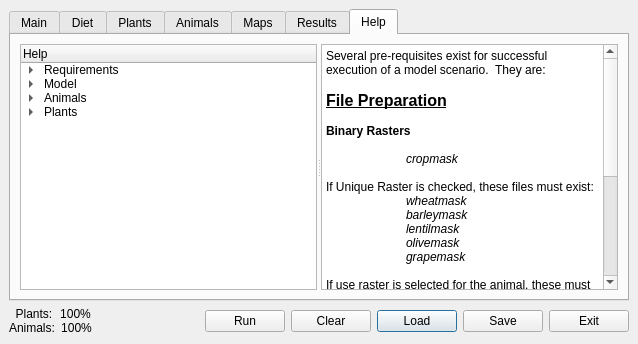
First picture: the form in src/ui/lamainformbase.ui, repository arkygeek/landuseanalyst, before the edit.
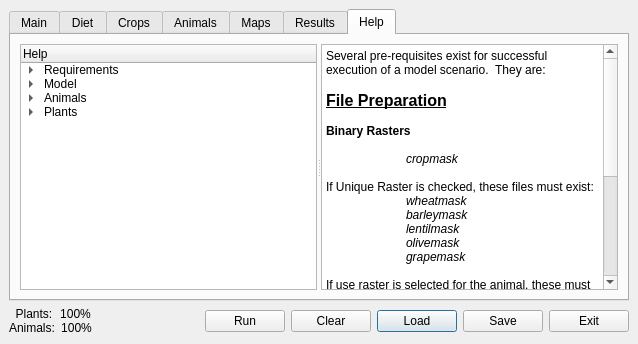
Second picture: the form after the edit. The open tabs and pages were chosen to show the change. Icons and pictures are not drawn.

Commit message: Ok, names are I *think* all to standard converntion now, even in the form. As an added bonus, it even compiles, and the diet breakdown still works!

What changed in the file:
```diff
--- a/src/ui/lamainformbase.ui
+++ b/src/ui/lamainformbase.ui
@@ -1097,7 +1097,7 @@
      </widget>
      <widget class="QWidget" name="plants_tab" >
       <attribute name="title" >
-       <string>Plants</string>
+       <string>Crops</string>
       </attribute>
       <layout class="QGridLayout" >
        <property name="margin" >
```
Left out of the diff: 144 changed lines with no effect on the pictures. The commit also changes 4 other files.
